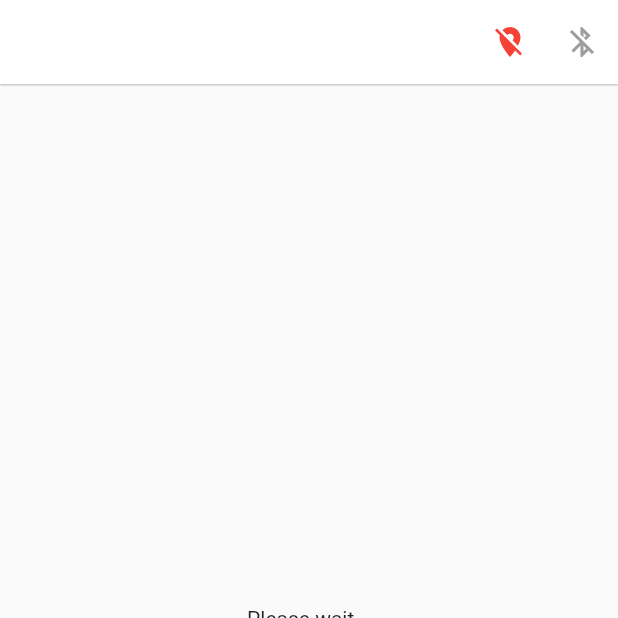
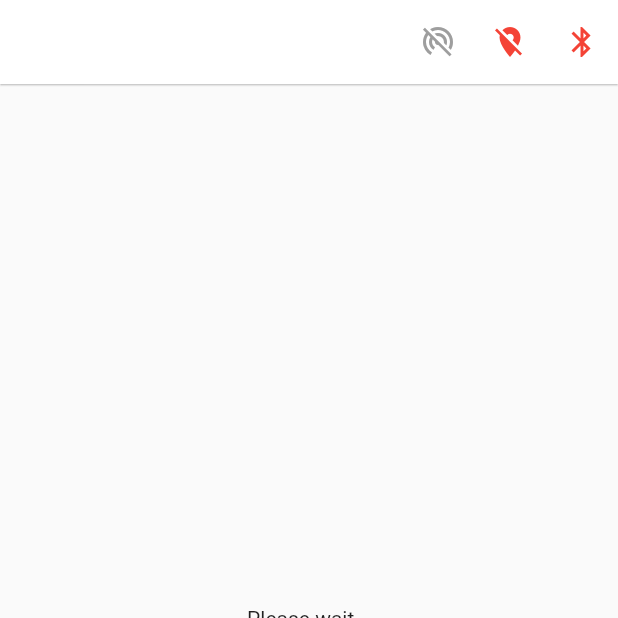
Before and after one commit to alann-maulana/flutter_beacon, a Flutter app: the screen it shows after launch, item 2 of the bottom bar chosen, on a phone screen of 412 x 824 dp, the top half of it. Run offline on Flutter 3.47's test engine with Material 2 defaults, Android fonts, the phone set to English and light mode, and no system bars; our stand-ins replace get; statements that could not run were skipped.

Commit message:
update example

```diff
--- a/example/lib/view/home_page.dart
+++ b/example/lib/view/home_page.dart
@@ -34,36 +34,39 @@ class _HomePageState extends State<HomePage> with WidgetsBindingObserver {
     _streamBluetooth = flutterBeacon
         .bluetoothStateChanged()
         .listen((BluetoothState state) async {
-      print('BluetoothState = $state');
       controller.updateBluetoothState(state);
-
-      if (state == BluetoothState.stateOn) {
       await checkAllRequirements();
-      } else if (state == BluetoothState.stateOff) {
-        controller.pauseScanning();
-      }
     });
   }
 
   checkAllRequirements() async {
     final bluetoothState = await flutterBeacon.bluetoothState;
     controller.updateBluetoothState(bluetoothState);
+    print('BLUETOOTH $bluetoothState');
 
     final authorizationStatus = await flutterBeacon.authorizationStatus;
     controller.updateAuthorizationStatus(authorizationStatus);
+    print('AUTHORIZATION $authorizationStatus');
 
     final locationServiceEnabled =
         await flutterBeacon.checkLocationServicesIfEnabled;
     controller.updateLocationService(locationServiceEnabled);
+    print('LOCATION SERVICE $locationServiceEnabled');
 
     if (controller.bluetoothEnabled &&
-        controller.locationServiceEnabled &&
+        controller.authorizationStatusOk &&
         controller.locationServiceEnabled) {
+      print('STATE READY');
       if (currentIndex == 0) {
+        print('SCANNING');
         controller.startScanning();
       } else {
+        print('BROADCASTING');
         controller.startBroadcasting();
       }
+    } else {
+      print('STATE NOT READY');
+      controller.pauseScanning();
     }
   }
 
@@ -75,22 +78,6 @@ class _HomePageState extends State<HomePage> with WidgetsBindingObserver {
         _streamBluetooth.resume();
       }
       await checkAllRequirements();
-      if (controller.authorizationStatusOk &&
-          controller.locationServiceEnabled &&
-          controller.bluetoothEnabled) {
-        if (currentIndex == 0) {
-          controller.startScanning();
-        } else {
-          controller.pauseScanning();
-        }
-      } else {
-        if (currentIndex == 0) {
-          controller.pauseScanning();
-        } else {
-
-        }
-        await checkAllRequirements();
-      }
     } else if (state == AppLifecycleState.paused) {
       _streamBluetooth?.pause();
     }
@@ -106,32 +93,40 @@ class _HomePageState extends State<HomePage> with WidgetsBindingObserver {
   @override
   Widget build(BuildContext context) {
     return Scaffold(
-      appBar: PreferredSize(
-        preferredSize: Size.fromHeight(kToolbarHeight),
-        child: Obx(() => AppBar(
+      appBar: AppBar(
         title: const Text('Flutter Beacon'),
         centerTitle: false,
         actions: <Widget>[
-                if (controller.locationServiceEnabled)
+          Obx(() {
+            if (!controller.locationServiceEnabled)
+              return IconButton(
+                tooltip: 'Not Determined',
+                icon: Icon(Icons.portable_wifi_off),
+                color: Colors.grey,
+                onPressed: () {},
+              );
+
             if (!controller.authorizationStatusOk)
-                    IconButton(
+              return IconButton(
                 tooltip: 'Not Authorized',
                 icon: Icon(Icons.portable_wifi_off),
                 color: Colors.red,
                 onPressed: () async {
                   await flutterBeacon.requestAuthorization;
                 },
-                    )
-                  else
-                    IconButton(
+              );
+
+            return IconButton(
               tooltip: 'Authorized',
               icon: Icon(Icons.wifi_tethering),
               color: Colors.blue,
               onPressed: () async {
                 await flutterBeacon.requestAuthorization;
               },
-                    ),
-                IconButton(
+            );
+          }),
+          Obx(() {
+            return IconButton(
               tooltip: controller.locationServiceEnabled
                   ? 'Location Service ON'
                   : 'Location Service OFF',
@@ -140,17 +135,15 @@ class _HomePageState extends State<HomePage> with WidgetsBindingObserver {
                     ? Icons.location_on
                     : Icons.location_off,
               ),
-                  color: controller.locationServiceEnabled
-                      ? Colors.blue
-                      : Colors.red,
+              color:
+                  controller.locationServiceEnabled ? Colors.blue : Colors.red,
               onPressed: controller.locationServiceEnabled
                   ? () {}
                   : handleOpenLocationSettings,
-                ),
-                StreamBuilder<BluetoothState>(
-                  builder: (context, snapshot) {
-                    if (snapshot.hasData) {
-                      final state = snapshot.data;
+            );
+          }),
+          Obx(() {
+            final state = controller.bluetoothState.value;
 
             if (state == BluetoothState.stateOn) {
               return IconButton(
@@ -176,15 +169,8 @@ class _HomePageState extends State<HomePage> with WidgetsBindingObserver {
               onPressed: () {},
               color: Colors.grey,
             );
-                    }
-
-                    return SizedBox.shrink();
-                  },
-                  stream: controller.bluetoothState.stream,
-                  initialData: BluetoothState.stateUnknown,
-                ),
+          }),
         ],
-            )),
       ),
       body: IndexedStack(
         index: currentIndex,
--- a/lib/beacon/authorization_status.dart
+++ b/lib/beacon/authorization_status.dart
@@ -92,4 +92,9 @@ class AuthorizationStatus {
     isAndroid: true,
     isIOS: true,
   );
+
+  @override
+  String toString() {
+    return value;
+  }
 }
```
Lines whose indentation alone changed are shown as unchanged.
